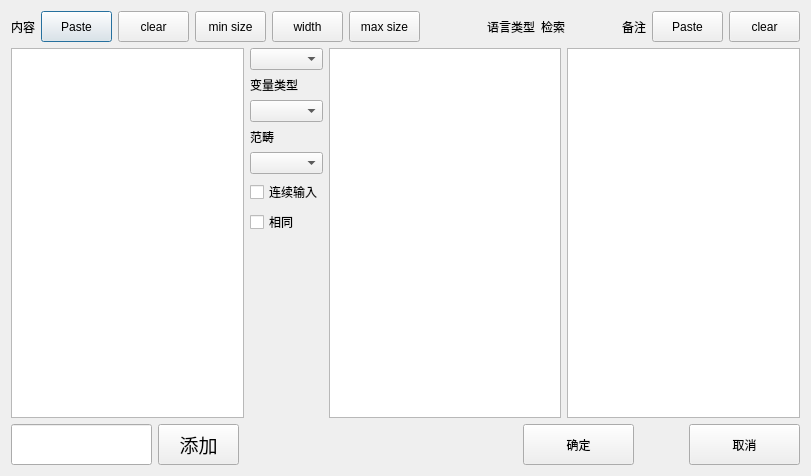
Before: the Qt Designer form auto_c_code/PushDbdialog.ui in yjduoduo/auto_c_code, drawn with Qt 5.
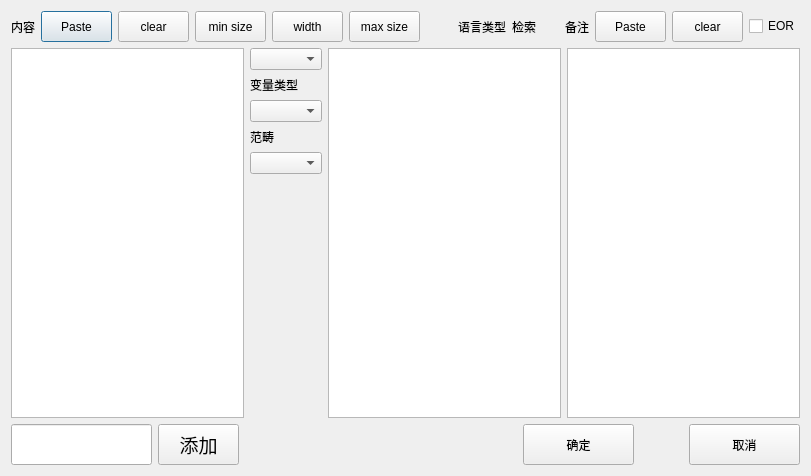
After: the same form once the commit is applied.

The edit to the form file:
```diff
--- a/auto_c_code/PushDbdialog.ui
+++ b/auto_c_code/PushDbdialog.ui
@@ -184,6 +184,16 @@
            </property>
           </widget>
          </item>
+         <item>
+          <widget class="QCheckBox" name="checkBox_EOR">
+           <property name="toolTip">
+            <string>入库是否清空，选中清空</string>
+           </property>
+           <property name="text">
+            <string>EOR</string>
+           </property>
+          </widget>
+         </item>
         </layout>
        </item>
       </layout>
@@ -218,20 +228,6 @@
          <item>
           <widget class="QComboBox" name="comboBox_aspect"/>
          </item>
-         <item>
-          <widget class="QCheckBox" name="checkBox">
-           <property name="text">
-            <string>连续输入</string>
-           </property>
-          </widget>
-         </item>
-         <item>
-          <widget class="QCheckBox" name="checkBox_2">
-           <property name="text">
-            <string>相同</string>
-           </property>
-          </widget>
-         </item>
          <item>
           <spacer name="verticalSpacer_2">
            <property name="orientation">
```
Left out of the diff: 2 changed lines with no effect on the pictures.
